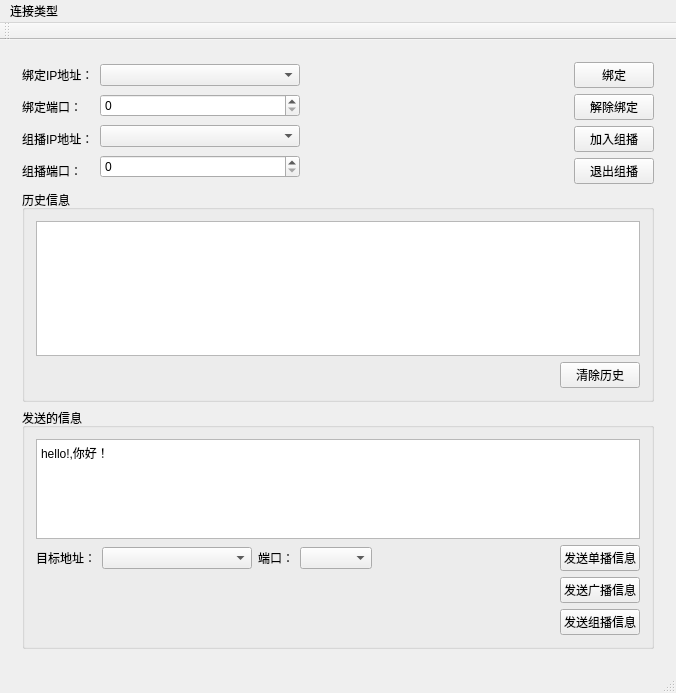
First picture: the form in Qt_exp/tcp_udp/mainwindow.ui, repository w809291634/QT_Creator_Study, before the edit.
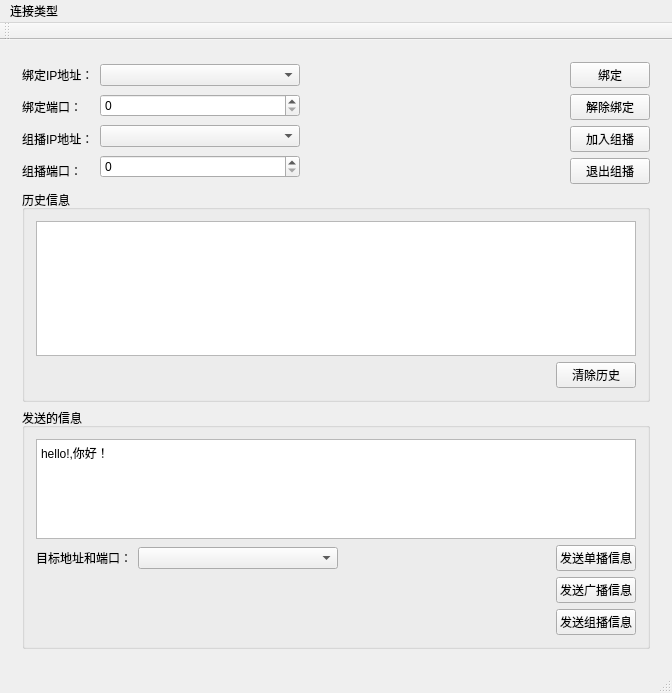
Second picture: the form after the edit. The open tabs and pages were chosen to show the change.

Diff of the .ui file:
```diff
--- a/Qt_exp/tcp_udp/mainwindow.ui
+++ b/Qt_exp/tcp_udp/mainwindow.ui
@@ -6,10 +6,22 @@
    <rect>
     <x>0</x>
     <y>0</y>
-    <width>676</width>
+    <width>672</width>
     <height>693</height>
    </rect>
   </property>
+  <property name="minimumSize">
+   <size>
+    <width>672</width>
+    <height>0</height>
+   </size>
+  </property>
+  <property name="maximumSize">
+   <size>
+    <width>16777215</width>
+    <height>16777215</height>
+   </size>
+  </property>
   <property name="windowTitle">
    <string>MainWindow</string>
   </property>
@@ -17,6 +29,12 @@
    <layout class="QGridLayout" name="gridLayout_10">
     <item row="0" column="0">
      <widget class="QStackedWidget" name="stackedWidget">
+      <property name="maximumSize">
+       <size>
+        <width>16777215</width>
+        <height>16777215</height>
+       </size>
+      </property>
       <property name="currentIndex">
        <number>1</number>
       </property>
@@ -777,7 +795,7 @@
              <item>
               <widget class="QLabel" name="label_20">
                <property name="text">
-                <string>目标地址：</string>
+                <string>目标地址和端口：</string>
                </property>
               </widget>
              </item>
@@ -785,22 +803,12 @@
               <widget class="QComboBox" name="udp_destination_ip_cbox">
                <property name="minimumSize">
                 <size>
-                 <width>150</width>
+                 <width>200</width>
                  <height>0</height>
                 </size>
                </property>
               </widget>
              </item>
-             <item>
-              <widget class="QLabel" name="label_25">
-               <property name="text">
-                <string>端口：</string>
-               </property>
-              </widget>
-             </item>
-             <item>
-              <widget class="QComboBox" name="udp_destination_port_cbox"/>
-             </item>
              <item>
               <spacer name="horizontalSpacer_12">
                <property name="orientation">
@@ -877,7 +885,7 @@
     <rect>
      <x>0</x>
      <y>0</y>
-     <width>676</width>
+     <width>672</width>
      <height>26</height>
     </rect>
    </property>
```
Left out of the diff: 84 changed lines with no effect on the pictures.
